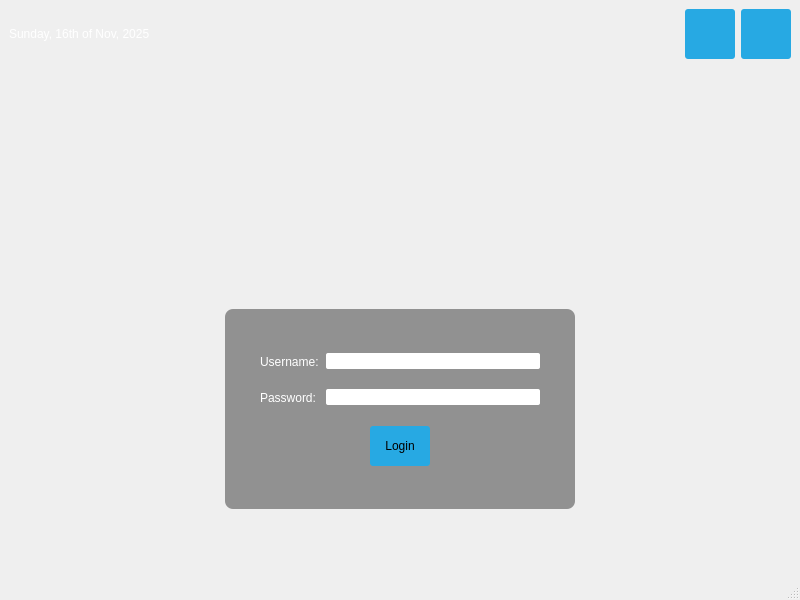
This is Qt/qtlook/mainwindow.ui in mghadery/CppPractice as Qt 5 draws it before an edit. The edited form follows.
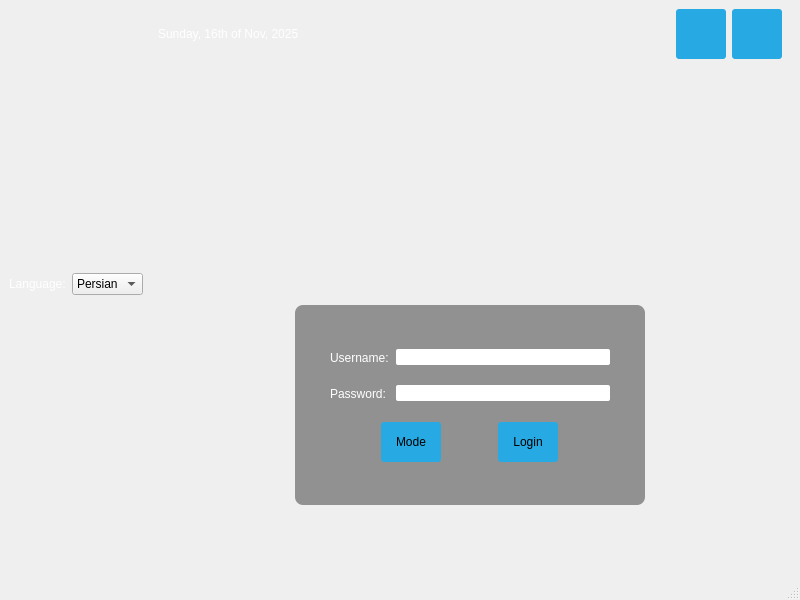
This is the edited form. Icons and pictures are not drawn.

Commit message: Qt custom properties

```diff
--- a/Qt/qtlook/mainwindow.ui
+++ b/Qt/qtlook/mainwindow.ui
@@ -23,10 +23,7 @@
 y1:0, x2:0, y2:0, stop:0 rgba(91, 204, 233, 100), stop:1 
 rgba(32, 80, 96, 100));
  }
-#loginForm {
-background-color: rgba(0, 0, 0, 100);
-border-radius: 8px;
-}
+
 QLabel {
 color: white;
 }
@@ -43,24 +40,84 @@
 #logo {
 border-image: url(:/images/panda.png);
 }
-#centralwidget {
+
+#centralwidget{
 border-image:url(:/images/back.jpg)
 }
+
+#loginForm{
+background-color: rgba(0, 0, 0, 100);
+border-radius: 8px;
+}
+
+#uimodeBut[lightmode=true]
+{
+	background-color: rgb(200, 200, 250)
+}
+
+#uimodeBut[darkmode=true]
+{
+	background-color: rgb(50, 50, 100)
+}
+
+
+
+
 </string>
    </property>
+   <layout class="QHBoxLayout" name="horizontalLayout">
+    <property name="topMargin">
+     <number>0</number>
+    </property>
+    <item>
+     <layout class="QHBoxLayout" name="horizontalLayout_7">
+      <property name="leftMargin">
+       <number>0</number>
+      </property>
+      <property name="topMargin">
+       <number>0</number>
+      </property>
+      <property name="rightMargin">
+       <number>0</number>
+      </property>
+      <property name="bottomMargin">
+       <number>0</number>
+      </property>
+      <item>
    <layout class="QVBoxLayout" name="verticalLayout_2">
-    <property name="leftMargin">
-     <number>0</number>
-    </property>
-    <property name="topMargin">
-     <number>0</number>
-    </property>
     <property name="rightMargin">
      <number>0</number>
     </property>
-    <property name="bottomMargin">
+        <item>
+         <layout class="QHBoxLayout" name="horizontalLayout_8">
+          <property name="leftMargin">
      <number>0</number>
     </property>
+          <item>
+           <widget class="QLabel" name="lang">
+            <property name="text">
+             <string>Language:</string>
+            </property>
+           </widget>
+          </item>
+          <item>
+           <widget class="QComboBox" name="comboBox">
+            <item>
+             <property name="text">
+              <string>Persian</string>
+             </property>
+            </item>
+            <item>
+             <property name="text">
+              <string>English</string>
+             </property>
+            </item>
+           </widget>
+          </item>
+         </layout>
+        </item>
+       </layout>
+      </item>
     <item>
      <layout class="QVBoxLayout" name="verticalLayout">
       <item>
@@ -333,6 +390,25 @@
            </item>
            <item>
             <layout class="QHBoxLayout" name="horizontalLayout_6">
+               <item>
+                <widget class="QPushButton" name="uimodeBut">
+                 <property name="sizePolicy">
+                  <sizepolicy hsizetype="Fixed" vsizetype="Fixed">
+                   <horstretch>60</horstretch>
+                   <verstretch>40</verstretch>
+                  </sizepolicy>
+                 </property>
+                 <property name="minimumSize">
+                  <size>
+                   <width>60</width>
+                   <height>40</height>
+                  </size>
+                 </property>
+                 <property name="text">
+                  <string>Mode</string>
+                 </property>
+                </widget>
+               </item>
              <item>
               <widget class="QPushButton" name="loginBut">
                <property name="sizePolicy">
@@ -371,6 +447,8 @@
          </size>
         </property>
        </spacer>
+        </item>
+       </layout>
       </item>
      </layout>
     </item>
```
Lines whose indentation alone changed are shown as unchanged. The commit also changes 2 other files.
